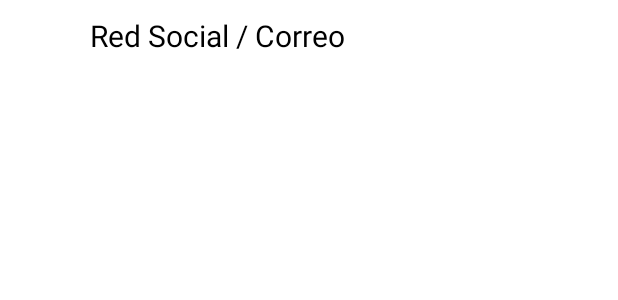
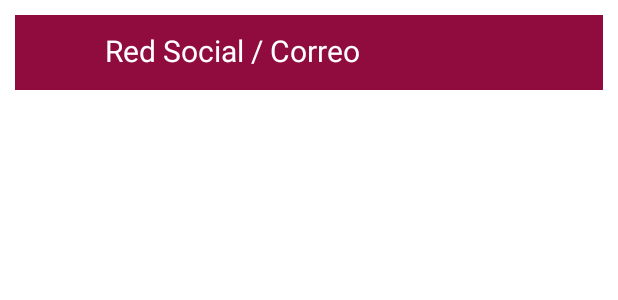
Before and after one commit to fernandoJoseC/loggin, an Android app: the layout fragment_sigin_options.xml on its own in the app's theme, with its tools: preview values and no code run, on a phone screen of 412 x 824 dp. Shown: the top 300 px of the screen. Run offline under Robolectric (Android 15) with nearby library versions, the phone set to English and light mode, and no system bars.

Commit message:
add margin fragment

```diff
--- a/app/src/main/res/layout/fragment_sigin_options.xml
+++ b/app/src/main/res/layout/fragment_sigin_options.xml
@@ -5,11 +5,13 @@
     android:layout_width="match_parent"
     android:layout_height="@dimen/farment_height"
     android:background="@color/white"
+    android:layout_margin="10dp"
     tools:context=".SiginOptions">
 
     <androidx.constraintlayout.widget.ConstraintLayout
         android:layout_width="match_parent"
-        android:layout_height="match_parent">
+        android:layout_height="match_parent"
+        android:background="@color/red_uide">
 
         <ImageView
             android:id="@+id/image_social"
@@ -30,6 +32,7 @@
                 android:textSize="@dimen/text_size_show"
                 style="@style/fragments"
                 android:layout_width="match_parent"
+                android:textColor="@color/white"
                 android:layout_height="wrap_content"
                 android:text="@string/text_options"
                 app:layout_constraintTop_toTopOf="parent" />
```
